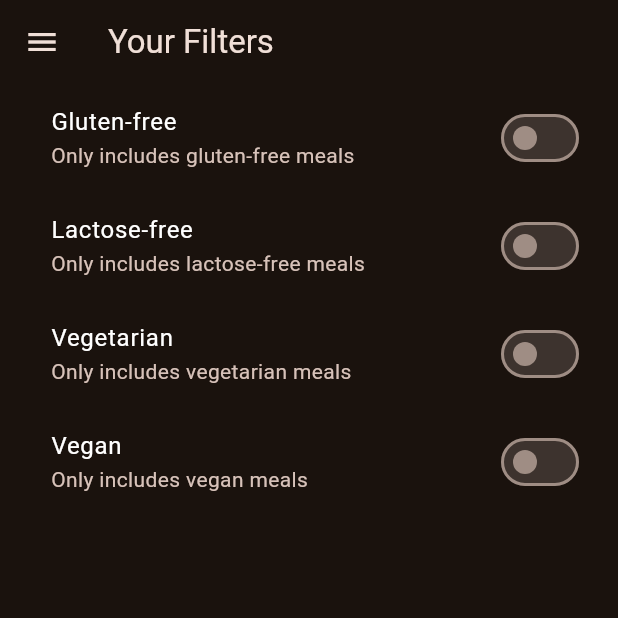
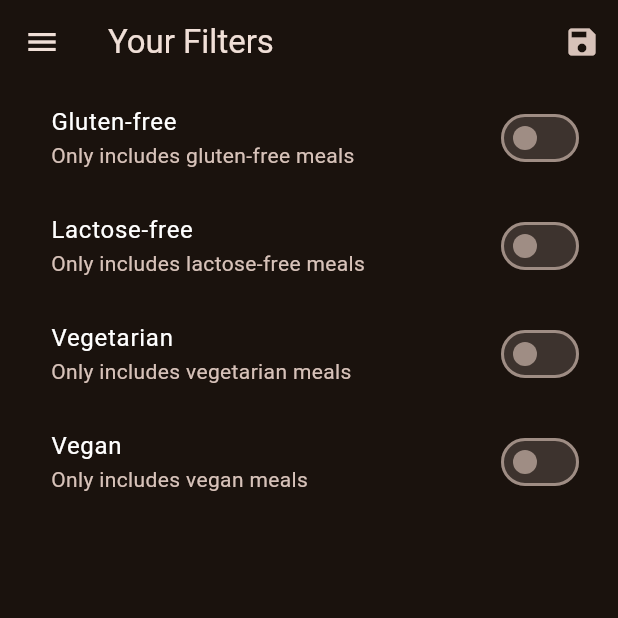
Before and after one commit to loremm34/riverpod-demos, a Flutter app: the FiltersScreen screen opened directly, on a phone screen of 412 x 824 dp, the top half of it. Run offline on Flutter 3.47's test engine with Material 3 defaults, Android fonts, the phone set to English and light mode, and no system bars; our stand-ins replace transparent_image.

Commit message:
set screen update

```diff
--- a/lib/screens/filters_screen.dart
+++ b/lib/screens/filters_screen.dart
@@ -2,6 +2,13 @@ import 'package:flutter/material.dart';
 import 'package:flutter_application_3/widgets/main_drawer.dart';
 import 'package:flutter_application_3/screens/tabs_screen.dart';
 import 'package:flutter_application_3/widgets/switch_list_tile_item.dart';
+
+enum Filter {
+  glutenFree,
+  lactoseFree,
+  vegetarian,
+  vegan,
+}
 
 class FiltersScreen extends StatefulWidget {
   const FiltersScreen({super.key});
@@ -48,15 +55,27 @@ class _FiltersScreenState extends State<FiltersScreen> {
     }
   }
 
+  void _saveFilters() {
+    Navigator.of(context).pop({
+      Filter.glutenFree: _glutenFreeFilterList,
+      Filter.lactoseFree: _lactoseFreeFilterList,
+      Filter.vegetarian: _vegetarianFreeFilterList,
+      Filter.vegan: _veganFreeFilterList,
+    });
+  }
+
   @override
   Widget build(BuildContext context) {
     return Scaffold(
       drawer: MainDrawer(
         onSelectScreen: _selectScreen,
       ),
-      appBar: AppBar(
-        title: const Text("Your Filters"),
-      ),
+      appBar: AppBar(title: const Text("Your Filters"), actions: [
+        IconButton(
+          icon: const Icon(Icons.save),
+          onPressed: _saveFilters,
+        ),
+      ]),
       body: Column(
         children: [
           SwitchListTileItem(
--- a/lib/screens/tabs_screen.dart
+++ b/lib/screens/tabs_screen.dart
@@ -48,16 +48,17 @@ class _TabsScreenState extends State<TabsScreen> {
     setState(() {});
   }
 
-  void _setScreen(String identifier) {
+  void _setScreen(String identifier) async {
     Navigator.of(context).pop();
     if (identifier == "filters") {
-      Navigator.of(context).push(
+      final result = await Navigator.of(context).push<Map<Filter, bool>>(
         MaterialPageRoute(
           builder: (context) {
             return FiltersScreen();
           },
         ),
       );
+      print(result);
     }
   }
 
```
